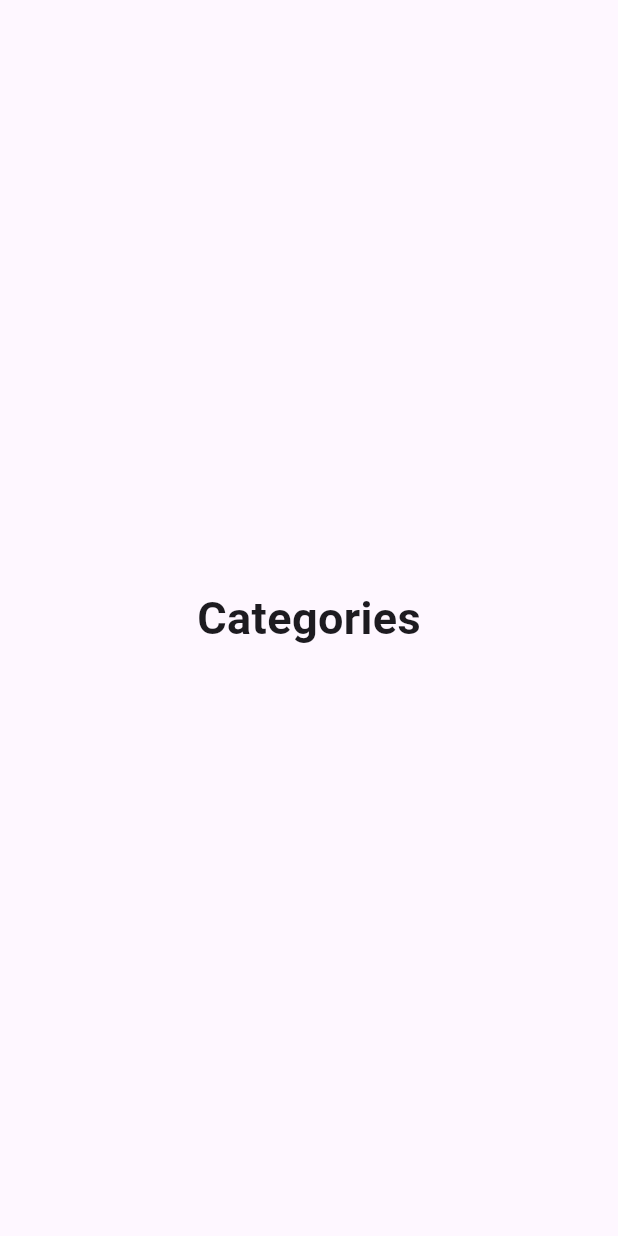
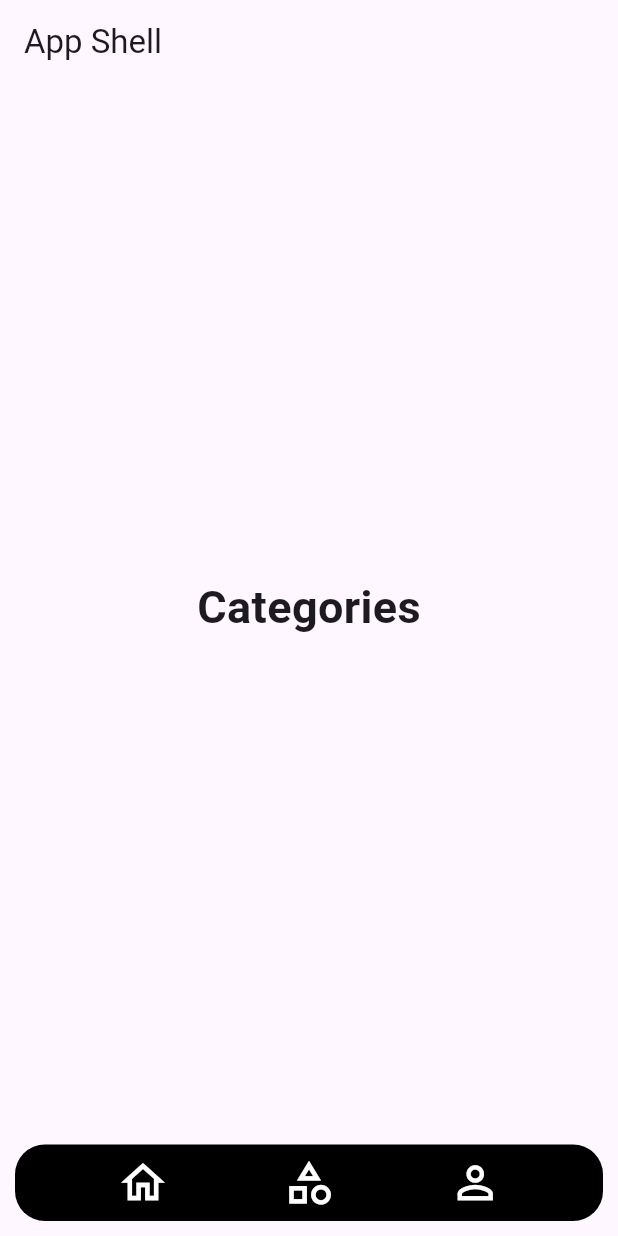
Before and after one commit to Vsjee/flutter_test, a Flutter app: the CategoriesScreen screen opened by its route, on a phone screen of 412 x 824 dp. Run offline on Flutter 3.47's test engine with Material 2 defaults, Android fonts, the phone set to English and light mode, and no system bars; our stand-ins replace go_router; statements that could not run were skipped.

Commit message:
fix router add shell routes

```diff
--- a/lib/main.dart
+++ b/lib/main.dart
@@ -3,22 +3,52 @@ import 'package:go_router/go_router.dart';
 import 'package:test/pages/categories/categories_screen.dart';
 import 'package:test/pages/home/home_screen.dart';
 import 'package:test/pages/profile/profile_screen.dart';
+import 'package:test/shared/widgets/bottom_nav_bar.dart';
 
 // GoRouter configuration
 GoRouter _router = GoRouter(
-  routes: <GoRoute>[
+  routes: [
+    ShellRoute(
+      builder: (BuildContext context, GoRouterState state, Widget child) {
+        return Scaffold(
+          appBar: AppBar(title: const Text('App Shell')),
+          body: Center(
+            child: child,
+          ),
+          bottomNavigationBar: const BottomNavBar(),
+        );
+      },
+      routes: [
         GoRoute(
             path: '/',
-      builder: (context, state) => const HomeScreen(),
-    ),
+            builder: (BuildContext context, GoRouterState state) {
+              return const HomeScreen();
+            }),
         GoRoute(
             path: '/categories',
-      builder: (context, state) => const CategoriesScreen(),
-    ),
+            builder: (BuildContext context, GoRouterState state) {
+              return const CategoriesScreen();
+            }),
         GoRoute(
             path: '/profile',
-      builder: (context, state) => const ProfileScreen(),
+            builder: (BuildContext context, GoRouterState state) {
+              return const ProfileScreen();
+            }),
+      ],
     ),
+    // GoRoute(
+    //     path: '/',
+    //     builder: (context, state) => const HomeScreen(),
+    //     routes: <GoRoute>[
+    //       GoRoute(
+    //         path: 'categories',
+    //         builder: (context, state) => const CategoriesScreen(),
+    //       ),
+    //       GoRoute(
+    //         path: 'profile',
+    //         builder: (context, state) => const ProfileScreen(),
+    //       ),
+    //     ]),
   ],
 );
 
```
Lines whose indentation alone changed are shown as unchanged.
